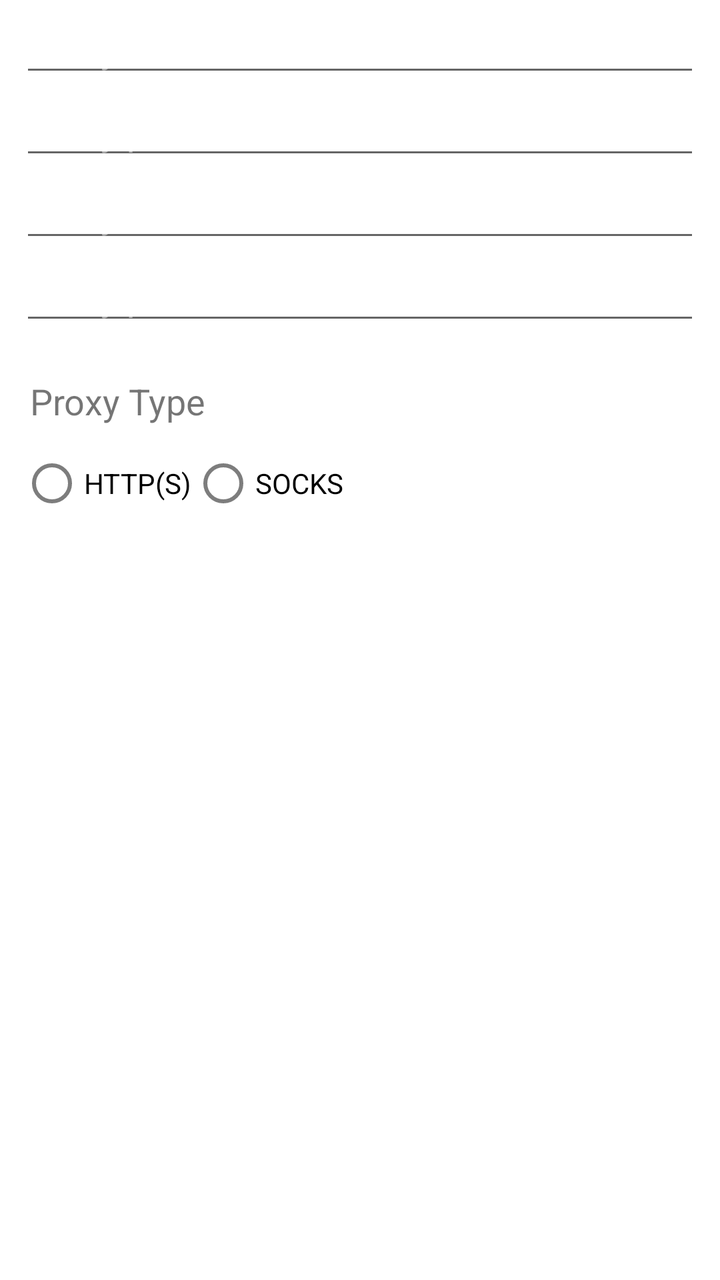
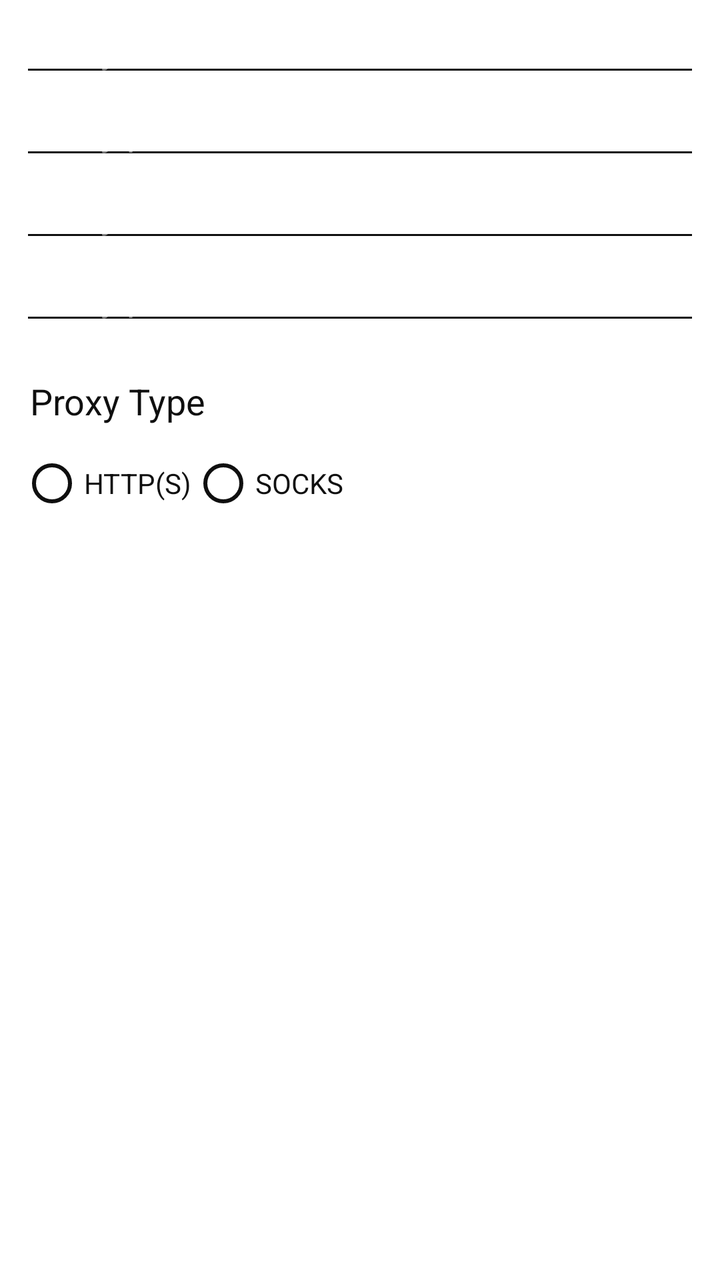

Screens rendered from an Android XML layout before and after an edit, with the pre-edit source and the edit as a unified diff.
<!-- AndroidManifest.xml: another module's application theme Theme.NewTube -->
<!-- res/layout/web_proxy_dialog.xml -->
<?xml version="1.0" encoding="utf-8"?>
<LinearLayout xmlns:android="http://schemas.android.com/apk/res/android"
    android:id="@+id/web_proxy_config"
    android:layout_width="wrap_content"
    android:layout_height="wrap_content"
    android:layout_gravity="center"
    android:gravity="center"
    android:orientation="vertical"
    android:padding="10sp">

    <EditText
        android:id="@+id/proxy_host"
        android:layout_width="match_parent"
        android:layout_height="wrap_content"
        android:autofillHints=""
        android:ems="10"
        android:hint="@string/proxy_host_hint"
        android:imeOptions="actionNext"
        android:inputType="textUri|textPersonName"
        android:textColor="@color/dialog_text_color"
        android:textCursorDrawable="@null"
        android:backgroundTint="@color/dialog_text_color"
        android:textColorHint="@color/white_50" />

    <EditText
        android:id="@+id/proxy_port"
        android:layout_width="match_parent"
        android:layout_height="wrap_content"
        android:autofillHints=""
        android:ems="10"
        android:hint="@string/proxy_port_hint"
        android:imeOptions="actionNext"
        android:inputType="number"
        android:textColor="@color/dialog_text_color"
        android:textCursorDrawable="@null"
        android:backgroundTint="@color/dialog_text_color"
        android:textColorHint="@color/white_50" />

    <EditText
        android:id="@+id/proxy_username"
        android:layout_width="match_parent"
        android:layout_height="wrap_content"
        android:autofillHints=""
        android:ems="10"
        android:hint="@string/proxy_username_hint"
        android:imeOptions="actionNext"
        android:inputType="textPersonName"
        android:textColor="@color/dialog_text_color"
        android:textCursorDrawable="@null"
        android:backgroundTint="@color/dialog_text_color"
        android:textColorHint="@color/white_50" />

    <EditText
        android:id="@+id/proxy_password"
        android:layout_width="match_parent"
        android:layout_height="wrap_content"
        android:autofillHints=""
        android:ems="10"
        android:hint="@string/proxy_password_hint"
        android:imeOptions="actionDone"
        android:inputType="textPassword"
        android:textColor="@color/dialog_text_color"
        android:textCursorDrawable="@null"
        android:backgroundTint="@color/dialog_text_color"
        android:textColorHint="@color/white_50" />

    <TextView
        android:id="@+id/proxy_type_label"
        android:layout_width="match_parent"
        android:layout_height="wrap_content"
        android:layout_marginTop="@dimen/activity_vertical_margin"
        android:text="@string/proxy_type"
        android:textColor="@color/dialog_text_color"
        android:textSize="18sp"
        android:padding="5dp" />

    <RadioGroup
        android:id="@+id/proxy_type"
        android:layout_width="match_parent"
        android:layout_height="match_parent"
        android:orientation="horizontal">

        <RadioButton
            android:id="@+id/proxy_type_http"
            android:layout_width="wrap_content"
            android:layout_height="wrap_content"
            android:text="HTTP(S)"
            android:textColor="@color/dialog_text_color"
            android:buttonTint="@color/dialog_text_color" />

        <RadioButton
            android:id="@+id/proxy_type_socks"
            android:layout_width="wrap_content"
            android:layout_height="wrap_content"
            android:text="SOCKS"
            android:textColor="@color/dialog_text_color"
            android:buttonTint="@color/dialog_text_color" />
    </RadioGroup>

    <TextView
        android:id="@+id/proxy_config_message"
        android:layout_width="match_parent"
        android:layout_height="wrap_content"
        android:layout_marginTop="@dimen/activity_vertical_margin"
        android:lines="5"
        android:textColor="@color/dialog_text_color"
        android:padding="5dp" />
</LinearLayout>
<!-- resources referenced by this layout -->
<resources>
  <color name="white_50">#80FFFFFF</color>
  <dimen name="activity_vertical_margin">16dp</dimen>
  <string name="proxy_host_hint">Proxy hostname or IP</string>
  <string name="proxy_password_hint">Proxy password</string>
  <string name="proxy_port_hint">Proxy port</string>
  <string name="proxy_type">Proxy Type</string>
  <string name="proxy_username_hint">Proxy username</string>
  <style name="Theme.NewTube" parent="Theme.MaterialComponents.DayNight.NoActionBar">
          <item name="colorPrimary">@color/mobile_color_primary</item>
          <item name="colorPrimaryDark">@color/mobile_color_primary_dark</item>
          
          <item name="colorAccent">@color/mobile_color_on_surface</item>
          <item name="colorSecondary">@color/mobile_color_on_surface</item>
          <item name="colorControlActivated">@color/mobile_color_on_surface</item>
          <item name="android:colorBackground">@color/mobile_color_background</item>
          <item name="colorSurface">@color/mobile_color_surface</item>
          <item name="colorOnSurface">@color/mobile_color_on_surface</item>
          <item name="android:windowBackground">@color/mobile_color_background</item>
          
          <item name="android:statusBarColor">@color/mobile_color_background</item>
          <item name="android:navigationBarColor">@color/mobile_color_background</item>
          <item name="android:windowLightStatusBar">@bool/mobile_light_system_bars</item>
          <item name="android:windowLightNavigationBar" tools:targetApi="27">@bool/mobile_light_system_bars</item>
          
          <item name="android:windowOptOutEdgeToEdgeEnforcement" tools:targetApi="35">true</item>
          
          <item name="bottomSheetDialogTheme">@style/ThemeOverlay.NewTube.BottomSheetDialog</item>
          <item name="android:windowAnimationStyle">@style/BrowseWindowAnimation</item>
          
          <item name="textAppearanceButton">@style/TextAppearance.NewTube.Button</item>
          
          <item name="snackbarButtonStyle">@style/Widget.NewTube.Snackbar.Action</item>
      </style>
  <color name="mobile_color_primary">#FF0000</color>
  <color name="mobile_color_primary_dark">#CC0000</color>
  <color name="mobile_color_on_surface">#0F0F0F</color>
  <color name="mobile_color_background">#FFFFFF</color>
  <color name="mobile_color_surface">#FFFFFF</color>
  <style name="ThemeOverlay.NewTube.BottomSheetDialog" parent="ThemeOverlay.MaterialComponents.BottomSheetDialog">
          <item name="bottomSheetStyle">@style/Widget.NewTube.BottomSheet</item>
          
          <item name="elevationOverlayEnabled">false</item>
      </style>
  <style name="TextAppearance.NewTube.Button" parent="TextAppearance.MaterialComponents.Button">
          <item name="android:textAllCaps">false</item>
          <item name="android:letterSpacing">0</item>
      </style>
  <style name="Widget.NewTube.Snackbar.Action" parent="Widget.MaterialComponents.Button.TextButton.Snackbar">
          <item name="android:textColor">@color/mobile_color_background</item>
          <item name="android:fontFamily">sans-serif-medium</item>
      </style>
  <style name="Widget.NewTube.BottomSheet" parent="Widget.MaterialComponents.BottomSheet.Modal">
          <item name="backgroundTint">@color/mobile_color_surface</item>
          <item name="shapeAppearanceOverlay">@style/ShapeAppearance.NewTube.BottomSheet</item>
      </style>
  <style name="ShapeAppearance.NewTube.BottomSheet" parent="">
          <item name="cornerFamily">rounded</item>
          <item name="cornerSizeTopLeft">16dp</item>
          <item name="cornerSizeTopRight">16dp</item>
          <item name="cornerSizeBottomLeft">0dp</item>
          <item name="cornerSizeBottomRight">0dp</item>
      </style>
  <!-- unchanged entries left out for length: 1 -->
</resources>

<!-- the commit's change to res/layout/web_proxy_dialog.xml (unified diff, before → after) -->
@@ -20,7 +20,7 @@
         android:textColor="@color/dialog_text_color"
         android:textCursorDrawable="@null"
         android:backgroundTint="@color/dialog_text_color"
-        android:textColorHint="@color/white_50" />
+        android:textColorHint="@color/dialog_proxy_hint_color" />
 
     <EditText
         android:id="@+id/proxy_port"
@@ -34,7 +34,7 @@
         android:textColor="@color/dialog_text_color"
         android:textCursorDrawable="@null"
         android:backgroundTint="@color/dialog_text_color"
-        android:textColorHint="@color/white_50" />
+        android:textColorHint="@color/dialog_proxy_hint_color" />
 
     <EditText
         android:id="@+id/proxy_username"
@@ -48,7 +48,7 @@
         android:textColor="@color/dialog_text_color"
         android:textCursorDrawable="@null"
         android:backgroundTint="@color/dialog_text_color"
-        android:textColorHint="@color/white_50" />
+        android:textColorHint="@color/dialog_proxy_hint_color" />
 
     <EditText
         android:id="@+id/proxy_password"
@@ -62,7 +62,7 @@
         android:textColor="@color/dialog_text_color"
         android:textCursorDrawable="@null"
         android:backgroundTint="@color/dialog_text_color"
-        android:textColorHint="@color/white_50" />
+        android:textColorHint="@color/dialog_proxy_hint_color" />
 
     <TextView
         android:id="@+id/proxy_type_label"
<!-- resource entries referenced after the edit -->
@@ -1,6 +1,7 @@
 <!-- resources referenced by this layout -->
 <resources>
-  <color name="white_50">#80FFFFFF</color>
+  <color name="dialog_proxy_hint_color">#80FFFFFF</color>
+  <color name="dialog_text_color">#0F0F0F</color>
   <dimen name="activity_vertical_margin">16dp</dimen>
   <string name="proxy_host_hint">Proxy hostname or IP</string>
   <string name="proxy_password_hint">Proxy password</string>
@@ -20,7 +21,7 @@
           <item name="android:windowBackground">@color/mobile_color_background</item>
           
           <item name="android:statusBarColor">@color/mobile_color_background</item>
-          <item name="android:navigationBarColor">@color/mobile_color_background</item>
+          <item name="android:navigationBarColor">@color/mobile_color_navigation_bar</item>
           <item name="android:windowLightStatusBar">@bool/mobile_light_system_bars</item>
           <item name="android:windowLightNavigationBar" tools:targetApi="27">@bool/mobile_light_system_bars</item>
           
@@ -38,6 +39,7 @@
   <color name="mobile_color_on_surface">#0F0F0F</color>
   <color name="mobile_color_background">#FFFFFF</color>
   <color name="mobile_color_surface">#FFFFFF</color>
+  <color name="mobile_color_navigation_bar">#000000</color>
   <style name="ThemeOverlay.NewTube.BottomSheetDialog" parent="ThemeOverlay.MaterialComponents.BottomSheetDialog">
           <item name="bottomSheetStyle">@style/Widget.NewTube.BottomSheet</item>
           
